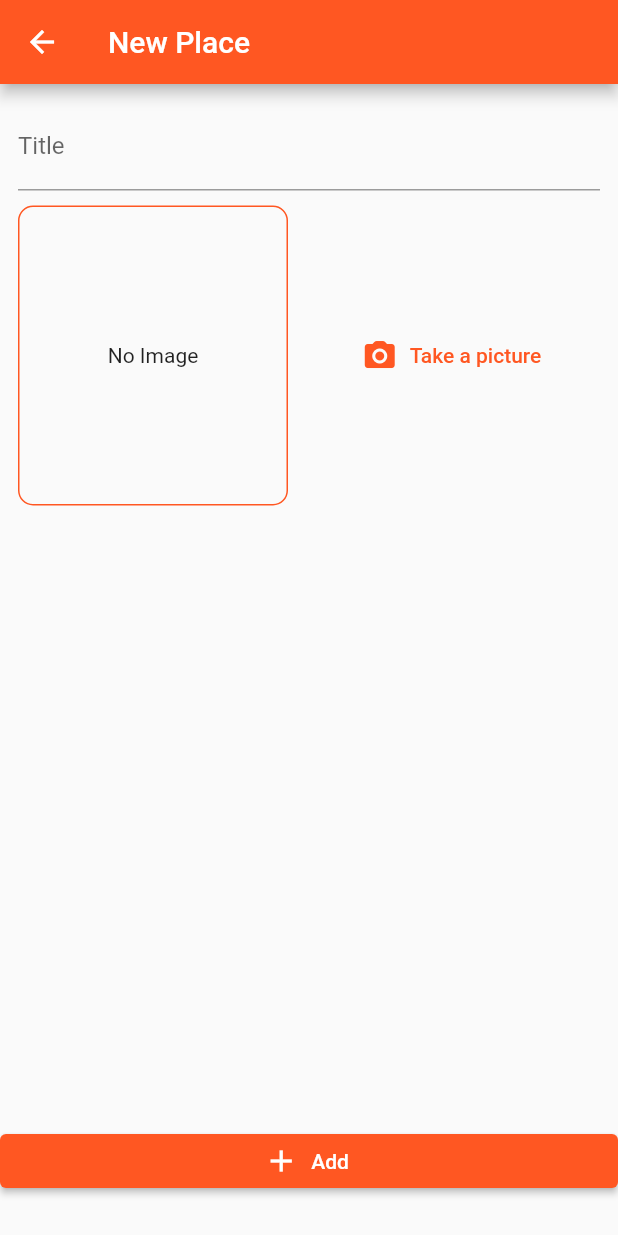
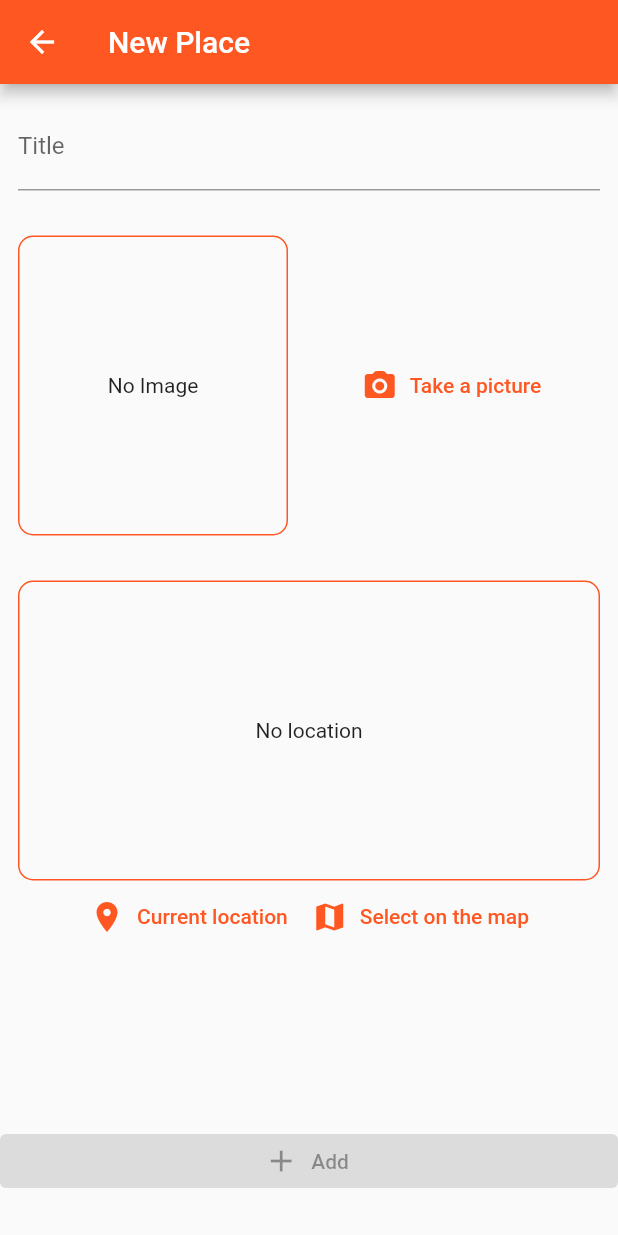
Before and after one commit to jeehmilena/great_places, a Flutter app: the PlaceFormScreen screen opened by its route, on a phone screen of 412 x 824 dp. Run offline on Flutter 3.47's test engine with Material 2 defaults, Android fonts, the phone set to English and light mode, and no system bars; our stand-ins replace google_maps_flutter, image_picker, location, sqflite; accounts and stored records are empty.

Commit message:
Salvando a localização no banco de dados e criando a tela de detalhes

```diff
--- a/lib/main.dart
+++ b/lib/main.dart
@@ -1,5 +1,6 @@
 import 'package:flutter/material.dart';
 import 'package:great_places/providers/great_places.dart';
+import 'package:great_places/screens/place_detail_screen.dart';
 import 'package:great_places/screens/place_form_screen.dart';
 import 'package:great_places/screens/places_list_screen.dart';
 import 'package:great_places/utils/app_routes.dart';
@@ -28,6 +29,7 @@ class MyApp extends StatelessWidget {
         home: const PlacesListScreen(),
         routes: {
           AppRoutes.placeForm: (ctx) => const PlaceFormScreen(),
+          AppRoutes.placeDetail: (ctx) => const PlaceDetailScreen(),
         },
       ),
     );
--- a/lib/model/place.dart
+++ b/lib/model/place.dart
@@ -1,12 +1,21 @@
 import 'dart:io';
+
+import 'package:google_maps_flutter/google_maps_flutter.dart';
 
 class PlaceLocation {
   final double latitude;
   final double longitude;
   final String? address;
 
-  PlaceLocation(
-      {required this.latitude, required this.longitude, this.address});
+  const PlaceLocation({
+    required this.latitude,
+    required this.longitude,
+    this.address,
+  });
+
+  LatLng toLatLng() {
+    return LatLng(this.latitude, this.longitude);
+  }
 }
 
 class Place {
--- a/lib/screens/place_form_screen.dart
+++ b/lib/screens/place_form_screen.dart
@@ -1,8 +1,10 @@
 import 'dart:io';
 
 import 'package:flutter/material.dart';
+import 'package:google_maps_flutter/google_maps_flutter.dart';
 import 'package:great_places/providers/great_places.dart';
 import 'package:great_places/widgets/image_input.dart';
+import 'package:great_places/widgets/location_input.dart';
 import 'package:provider/provider.dart';
 
 class PlaceFormScreen extends StatefulWidget {
@@ -14,20 +16,36 @@ class PlaceFormScreen extends StatefulWidget {
 
 class _PlaceFormScreenState extends State<PlaceFormScreen> {
   final _titleController = TextEditingController();
-  late File _pickedImage;
+  File? _pickedImage;
+  LatLng? _pickedPosition;
 
-  void _selectedImage(File pickedImage) {
-    _pickedImage = pickedImage;
+  void _selectImage(File pickedImage) {
+    setState(() {
+      _pickedImage = pickedImage;
+    });
+  }
+
+  void _selectPosition(LatLng position) {
+    setState(() {
+      _pickedPosition = position;
+    });
+  }
+
+  bool _isValidForm() {
+    return _titleController.text.isNotEmpty &&
+        _pickedImage != null &&
+        _pickedPosition != null;
   }
 
   void _submitForm() {
-    if (_titleController.text.isEmpty || _pickedImage == null) {
-      return;
-    }
+    if (!_isValidForm()) return;
+
     Provider.of<GreatPlaces>(context, listen: false).addPlace(
       _titleController.text,
-      _pickedImage,
+      _pickedImage!,
+      _pickedPosition!,
     );
+
     Navigator.of(context).pop();
   }
 
@@ -43,15 +61,22 @@ class _PlaceFormScreenState extends State<PlaceFormScreen> {
           Expanded(
             child: SingleChildScrollView(
               child: Padding(
-                padding: EdgeInsets.all(12),
+                padding: const EdgeInsets.all(12),
                 child: Column(
                   children: [
                     TextField(
                       controller: _titleController,
-                      decoration: InputDecoration(labelText: 'Title'),
+                      decoration: const InputDecoration(
+                        labelText: 'Title',
+                      ),
+                      onChanged: (text) {
+                        setState(() {});
+                      },
                     ),
-                    const SizedBox(height: 10),
-                    ImageInput(_selectedImage),
+                    const SizedBox(height: 30),
+                    ImageInput(_selectImage),
+                    const SizedBox(height: 30),
+                    LocationInput(_selectPosition),
                   ],
                 ),
               ),
@@ -60,7 +85,7 @@ class _PlaceFormScreenState extends State<PlaceFormScreen> {
           Padding(
             padding: const EdgeInsets.only(bottom: 26),
             child: ElevatedButton.icon(
-              onPressed: _submitForm,
+              onPressed: _isValidForm() ? _submitForm : null,
               icon: const Icon(Icons.add),
               label: const Text('Add'),
             ),
--- a/lib/utils/app_routes.dart
+++ b/lib/utils/app_routes.dart
@@ -1,3 +1,4 @@
 class AppRoutes {
   static const String placeForm = '/place-form';
+  static const String placeDetail = '/place-detail';
 }
--- a/lib/utils/db_util.dart
+++ b/lib/utils/db_util.dart
@@ -9,7 +9,7 @@ class DbUtil {
       path.join(dbPath, 'places.db'),
       onCreate: (db, version) {
         return db.execute(
-            'CREATE TABLE places (id TEXT PRIMARY KEY, title TEXT, image TEXT)');
+            'CREATE TABLE places (id TEXT PRIMARY KEY, title TEXT, image TEXT, lat REAL, lng REAL, address TEXT)');
       },
       version: 1,
     );
--- /dev/null
+++ b/lib/utils/location_util.dart
@@ -0,0 +1,23 @@
+import 'dart:convert';
+
+import 'package:google_maps_flutter/google_maps_flutter.dart';
+import 'package:http/http.dart' as http;
+
+const googleApiKey = 'AIzaSyDAiy3VHWIRk-RKVj3vIG1IFZTvbgBso-A';
+
+class LocationUtil {
+  static String generateLoctionPreviewImage({
+    required double? latitude,
+    required double? longitude,
+  }) {
+    return 'https://maps.googleapis.com/maps/api/staticmap?center=$latitude,$longitude&zoom=13&size=600x300&maptype=roadmap&markers=color:red%7Clabel:A%7C$latitude,$longitude&key=$googleApiKey';
+  }
+
+  static Future<String> getAddressFrom(LatLng position) async {
+    final url = Uri.parse(
+        'https://maps.googleapis.com/maps/api/geocode/json?latlng=${position.latitude},${position.longitude}&key=$googleApiKey');
+
+    final response = await http.get(url);
+    return jsonDecode(response.body)['results'][0]['formatted_address'];
+  }
+}
--- /dev/null
+++ b/lib/widgets/location_input.dart
@@ -0,0 +1,96 @@
+import 'package:flutter/material.dart';
+import 'package:google_maps_flutter/google_maps_flutter.dart';
+import 'package:great_places/screens/map_screen.dart';
+import 'package:great_places/utils/location_util.dart';
+import 'package:location/location.dart';
+
+class LocationInput extends StatefulWidget {
+  final Function onSelectedPosition;
+
+  LocationInput(this.onSelectedPosition, {super.key});
+
+  @override
+  State<LocationInput> createState() => _LocationInputState();
+}
+
+class _LocationInputState extends State<LocationInput> {
+  String? _previewImageUrl;
+
+  void _showPreview(double lat, double lng) {
+    final staticMapImageUrl = LocationUtil.generateLoctionPreviewImage(
+      latitude: lat,
+      longitude: lng,
+    );
+
+    setState(() {
+      _previewImageUrl = staticMapImageUrl;
+    });
+  }
+
+  Future<void> _getCurrentUserLocation() async {
+    try {
+      final locData = await Location().getLocation();
+
+      _showPreview(locData.latitude!, locData.longitude!);
+      widget.onSelectedPosition(LatLng(
+        locData.latitude!,
+        locData.longitude!,
+      ));
+    } catch (e) {
+      return;
+    }
+  }
+
+  Future<void> _selectOnMap() async {
+    final LatLng? selectedPosition = await Navigator.of(context).push(
+      MaterialPageRoute(
+        fullscreenDialog: true,
+        builder: (ctx) => MapScreen(),
+      ),
+    );
+
+    if (selectedPosition == null) return;
+
+    _showPreview(selectedPosition.latitude, selectedPosition.longitude);
+    widget.onSelectedPosition(selectedPosition);
+  }
+
+  @override
+  Widget build(BuildContext context) {
+    return Column(
+      children: [
+        Container(
+          width: double.infinity,
+          height: 200,
+          decoration: BoxDecoration(
+            borderRadius: BorderRadius.circular(10),
+            border: Border.all(width: 1, color: Colors.deepOrange),
+          ),
+          alignment: Alignment.center,
+          child: _previewImageUrl != null
+              ? Image.network(
+                  _previewImageUrl!,
+                  width: double.infinity,
+                  fit: BoxFit.cover,
+                )
+              : const Text('No location'),
+        ),
+        Row(
+          mainAxisAlignment: MainAxisAlignment.center,
+          children: [
+            TextButton.icon(
+              onPressed: _getCurrentUserLocation,
+              icon: const Icon(Icons.location_on_sharp),
+              label: const Text('Current location'),
+            ),
+            TextButton.icon(
+              onPressed: _selectOnMap,
+              icon: const Icon(Icons.map),
+              label: const Text('Select on the map'),
+            )
+          ],
+        ),
+      ],
+    );
+  }
+}
--- a/pubspec.yaml
+++ b/pubspec.yaml
@@ -36,6 +36,8 @@ dependencies:
   path: ^1.8.3
   sqflite: ^2.3.0
   location: ^5.0.3
+  google_maps_flutter: ^2.4.0
+  http: ^1.1.0
 
 
   # The following adds the Cupertino Icons font to your application.
```
Also changed, not shown: lib/providers/great_places.dart (+26 -7 lines), lib/screens/map_screen.dart (added, +69 -0 lines), lib/screens/place_detail_screen.dart (added, +55 -0 lines), lib/screens/places_list_screen.dart (+17 -3 lines), pubspec.lock, 5 other files.
